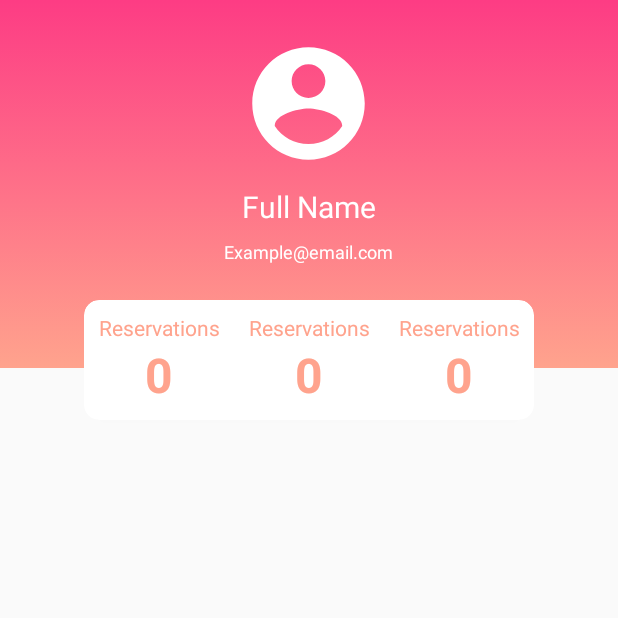
After one commit to peter959/progettoPM, an Android app: the ProfileActivity screen opened directly, with no data from a screen before it, on a phone screen of 412 x 824 dp, the top half of it. The commit adds this screen. Run offline under Robolectric (Android 15) with nearby library versions, the phone set to English and light mode, and no system bars.

Commit message:
add profile activity

```diff
--- a/InstantReservation/app/src/main/AndroidManifest.xml
+++ b/InstantReservation/app/src/main/AndroidManifest.xml
@@ -9,19 +9,20 @@
         android:roundIcon="@mipmap/ic_launcher_round"
         android:supportsRtl="true"
         android:theme="@style/AppTheme">
-        <activity android:name=".SplashActivity"
+        <activity android:name=".ProfileActivity"></activity>
+        <activity
+            android:name=".SplashActivity"
             android:theme="@style/SplashTheme">
             <intent-filter>
                 <action android:name="android.intent.action.MAIN" />
+
                 <category android:name="android.intent.category.LAUNCHER" />
             </intent-filter>
         </activity>
         <activity android:name=".LoginActivity" />
         <activity android:name=".RegisterActivity" />
-        <activity android:name=".MainActivity"></activity>
-        <activity android:name=".WelcomeActivity">
-
-        </activity>
+        <activity android:name=".MainActivity" />
+        <activity android:name=".WelcomeActivity"></activity>
     </application>
 
 </manifest>
--- a/InstantReservation/app/src/main/java/com/example/instantreservation/LoginActivity.java
+++ b/InstantReservation/app/src/main/java/com/example/instantreservation/LoginActivity.java
@@ -67,8 +67,9 @@ public class LoginActivity extends AppCompatActivity {
                                             Toast.LENGTH_SHORT).show();
                                     FirebaseUser user = mAuth.getCurrentUser();
                                     //updateUI(user);
-                                    //Intent intent = new Intent(getApplicationContext(), MainActivity.class);
-                                    //startActivity(intent);
+                                    Intent intent = new Intent(getApplicationContext(), MainActivity.class);
+                                    startActivity(intent);
+                                    finish();
                                 } else {
                                     // If sign in fails, display a message to the user.
                                     Log.w("LOG IN", "signInWithEmail:failure", task.getException());
--- /dev/null
+++ b/InstantReservation/app/src/main/java/com/example/instantreservation/ProfileActivity.java
@@ -0,0 +1,14 @@
+package com.example.instantreservation;
+
+import androidx.appcompat.app.AppCompatActivity;
+
+import android.os.Bundle;
+
+public class ProfileActivity extends AppCompatActivity {
+
+    @Override
+    protected void onCreate(Bundle savedInstanceState) {
+        super.onCreate(savedInstanceState);
+        setContentView(R.layout.activity_profile);
+    }
+}
--- a/InstantReservation/app/src/main/java/com/example/instantreservation/RegisterActivity.java
+++ b/InstantReservation/app/src/main/java/com/example/instantreservation/RegisterActivity.java
@@ -78,6 +78,9 @@ public class RegisterActivity extends AppCompatActivity {
                                     // Sign in success, update UI with the signed-in user's information
                                     Log.d("Register", "createUserWithEmail:success");
                                     FirebaseUser user = mAuth.getCurrentUser();
+                                    Intent intent = new Intent(getApplicationContext(), MainActivity.class);
+                                    startActivity(intent);
+                                    finish();
                                     //updateUI(user);
                                 } else {
                                     // If sign in fails, display a message to the user.
--- a/InstantReservation/app/src/main/java/com/example/instantreservation/WelcomeActivity.java
+++ b/InstantReservation/app/src/main/java/com/example/instantreservation/WelcomeActivity.java
@@ -11,7 +11,7 @@ import com.google.firebase.auth.FirebaseAuth;
 import com.google.firebase.auth.FirebaseUser;
 
 public class WelcomeActivity extends AppCompatActivity {
-    private FirebaseAuth mAuth;
+    //private FirebaseAuth mAuth;
 
     MaterialRippleLayout btnRegister;
     MaterialRippleLayout btnSignIn;
@@ -35,7 +35,7 @@ public class WelcomeActivity extends AppCompatActivity {
         super.onCreate(savedInstanceState);
         setContentView(R.layout.activity_welcome);
 
-        mAuth = FirebaseAuth.getInstance();
+        //mAuth = FirebaseAuth.getInstance();
         btnRegister = findViewById(R.id.btnRegister);
         btnSignIn = findViewById(R.id.btnSignIn);
 
--- /dev/null
+++ b/InstantReservation/app/src/main/res/drawable/ic_account.xml
@@ -0,0 +1,5 @@
+<vector android:height="24dp" android:tint="#FFFFFF"
+    android:viewportHeight="24.0" android:viewportWidth="24.0"
+    android:width="24dp" xmlns:android="http://schemas.android.com/apk/res/android">
+    <path android:fillColor="#FF000000" android:pathData="M12,2C6.48,2 2,6.48 2,12s4.48,10 10,10 10,-4.48 10,-10S17.52,2 12,2zM12,5c1.66,0 3,1.34 3,3s-1.34,3 -3,3 -3,-1.34 -3,-3 1.34,-3 3,-3zM12,19.2c-2.5,0 -4.71,-1.28 -6,-3.22 0.03,-1.99 4,-3.08 6,-3.08 1.99,0 5.97,1.09 6,3.08 -1.29,1.94 -3.5,3.22 -6,3.22z"/>
+</vector>
--- /dev/null
+++ b/InstantReservation/app/src/main/res/layout/activity_profile.xml
@@ -0,0 +1,139 @@
+<?xml version="1.0" encoding="utf-8"?>
+<LinearLayout
+    xmlns:android="http://schemas.android.com/apk/res/android"
+    xmlns:app="http://schemas.android.com/apk/res-auto"
+    xmlns:tools="http://schemas.android.com/tools"
+    android:layout_width="match_parent"
+    android:layout_height="match_parent"
+    tools:context=".ProfileActivity">
+
+    <RelativeLayout
+        android:layout_width="match_parent"
+        android:layout_height="380dp">
+
+        <LinearLayout
+            android:background="@drawable/background"
+            android:layout_width="match_parent"
+            android:layout_height="245dp"
+            android:orientation="vertical">
+
+            <ImageView
+                android:layout_marginTop="24dp"
+                android:layout_gravity="center"
+                android:src="@drawable/ic_account"
+                android:layout_width="90dp"
+                android:layout_height="90dp"/>
+
+            <TextView
+                android:layout_width="wrap_content"
+                android:layout_height="wrap_content"
+                android:layout_gravity="center"
+                android:text="Full Name"
+                android:textSize="20sp"
+                android:textColor="@android:color/white"
+                android:layout_marginTop="10dp"/>
+
+            <TextView
+                android:layout_width="wrap_content"
+                android:layout_height="wrap_content"
+                android:layout_gravity="center"
+                android:text="Example@email.com"
+                android:textSize="12sp"
+                android:textColor="@android:color/white"
+                android:layout_marginTop="8dp"/>
+
+        </LinearLayout>
+        <androidx.cardview.widget.CardView
+            android:layout_marginTop="200dp"
+            android:layout_centerHorizontal="true"
+            android:layout_width="300dp"
+            android:layout_height="80dp"
+            app:cardCornerRadius="10dp"
+            >
+            <LinearLayout
+                android:weightSum="3"
+                android:orientation="horizontal"
+                android:layout_width="match_parent"
+                android:layout_height="match_parent">
+
+                <LinearLayout
+                    android:layout_gravity="center"
+                    android:layout_weight="1"
+                    android:layout_width="match_parent"
+                    android:layout_height="wrap_content"
+                    android:orientation="vertical">
+
+                    <TextView
+                        android:layout_gravity="center"
+                        android:textAlignment="center"
+                        android:layout_width="wrap_content"
+                        android:layout_height="wrap_content"
+                        android:text="Reservations"
+                        android:textColor="@color/colorAccent" />
+
+                    <TextView
+                        android:layout_gravity="center"
+                        android:layout_width="wrap_content"
+                        android:layout_height="wrap_content"
+                        android:textStyle="bold"
+                        android:text="0"
+                        android:textColor="@color/colorAccent"
+                        android:textSize="32dp" />
+                </LinearLayout>
+                <LinearLayout
+                    android:layout_gravity="center"
+                    android:layout_weight="1"
+                    android:layout_width="match_parent"
+                    android:layout_height="wrap_content"
+                    android:orientation="vertical">
+
+                    <TextView
+                        android:layout_gravity="center"
+                        android:textAlignment="center"
+                        android:layout_width="wrap_content"
+                        android:layout_height="wrap_content"
+                        android:text="Reservations"
+                        android:textColor="@color/colorAccent" />
+
+                    <TextView
+                        android:layout_gravity="center"
+                        android:layout_width="wrap_content"
+                        android:layout_height="wrap_content"
+                        android:textStyle="bold"
+                        android:text="0"
+                        android:textColor="@color/colorAccent"
+                        android:textSize="32dp" />
+                </LinearLayout>
+                <LinearLayout
+                    android:layout_gravity="center"
+                    android:layout_weight="1"
+                    android:layout_width="match_parent"
+                    android:layout_height="wrap_content"
+                    android:orientation="vertical">
+
+                    <TextView
+                        android:layout_gravity="center"
+                        android:textAlignment="center"
+                        android:layout_width="wrap_content"
+                        android:layout_height="wrap_content"
+                        android:text="Reservations"
+                        android:textColor="@color/colorAccent" />
+
+                    <TextView
+                        android:layout_gravity="center"
+                        android:layout_width="wrap_content"
+                        android:layout_height="wrap_content"
+                        android:textStyle="bold"
+                        android:text="0"
+                        android:textColor="@color/colorAccent"
+                        android:textSize="32dp" />
+                </LinearLayout>
+
+            </LinearLayout>
+
+        </androidx.cardview.widget.CardView>
+
+    </RelativeLayout>
+
+
+</LinearLayout>
```
